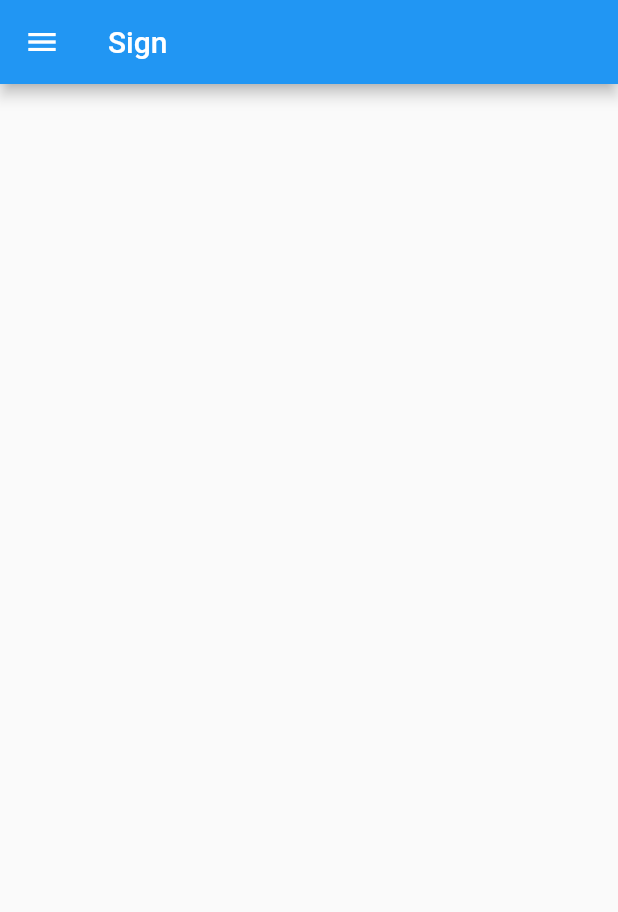
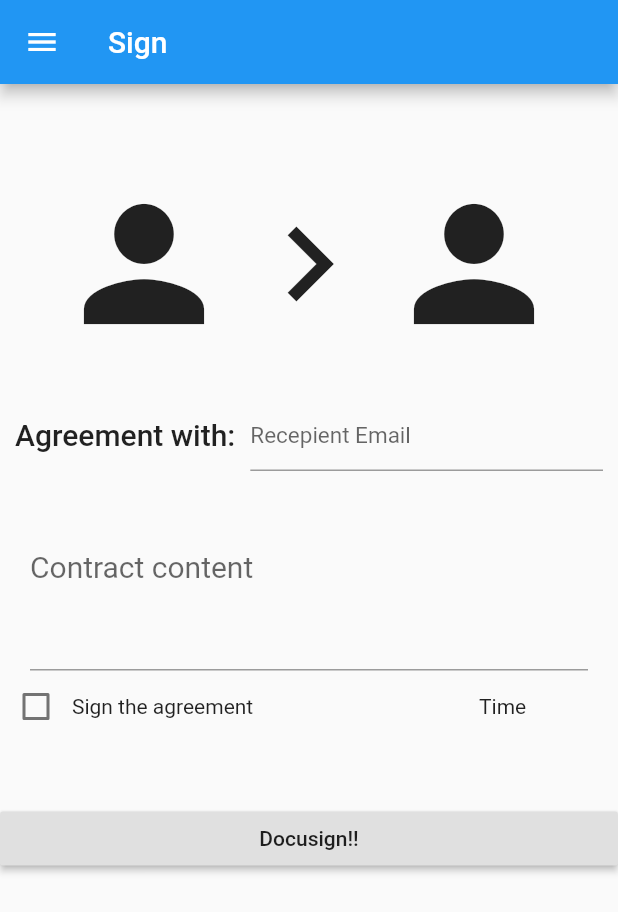
Before and after one commit to nonguyen1/SDHack, a Flutter app: the Sign screen opened directly, on a phone screen of 412 x 824 dp. Shown: the top 912 px of the screen. Run offline on Flutter 3.47's test engine with Material 2 defaults, Android fonts, the phone set to English and light mode, and no system bars; accounts and stored records are empty.

Commit message:
sign page UI

```diff
--- a/App/trust_me/lib/ui/Account.dart
+++ b/App/trust_me/lib/ui/Account.dart
@@ -143,6 +143,7 @@ class _LoginState extends State<Login> {
           // TODO: Print this on screen
           debugPrint(
               "Login Error. Response Code is ${response.statusCode} body is ${response.body}");
+          Scaffold.of(context).showSnackBar(SnackBar(content: Text('hi')));
         }
       });
     }
--- a/App/trust_me/lib/ui/Drawer.dart
+++ b/App/trust_me/lib/ui/Drawer.dart
@@ -3,7 +3,7 @@ import 'package:trust_me/util/AccountHandle.dart';
 import 'package:trust_me/ui/Sign.dart';
 import 'package:trust_me/ui/Friends.dart';
 import 'package:trust_me/ui/Agreements.dart';
-
+import 'package:trust_me/ui/WebSign.dart';
 
 getDrawer(currentBuildContext) => new Drawer(
         child: ListView(
@@ -26,5 +26,9 @@ getDrawer(currentBuildContext) => new Drawer(
           title: Row(children: <Widget>[Icon(Icons.check),Padding(padding: EdgeInsets.all(10.0)),Text("Agreements")]),
           onTap: () => Navigator.pushReplacement(currentBuildContext, MaterialPageRoute(builder: (context) => Agreements())),
         ),
+        ListTile(
+          title: Row(children: <Widget>[Icon(Icons.web_asset),Padding(padding: EdgeInsets.all(10.0)),Text("WebSign")]),
+          onTap: () => Navigator.pushReplacement(currentBuildContext, MaterialPageRoute(builder: (context) => WebSign())),
+        ),
       ],
     ));
--- a/App/trust_me/lib/ui/Sign.dart
+++ b/App/trust_me/lib/ui/Sign.dart
@@ -1,4 +1,5 @@
 import 'package:flutter/material.dart';
+
 import 'Drawer.dart';
 
 class Sign extends StatefulWidget {
@@ -7,13 +8,138 @@ class Sign extends StatefulWidget {
 }
 
 class _SignState extends State<Sign> {
+  bool signed = false;
+  final MUST_SIGN_SB = SnackBar(content: Text('Please sign the agreement'));
+  final CHECK_INPUT_SN = SnackBar(content: Text('You have to fill the recipient email and content'));
+  final SENDING_SB = SnackBar(content: Text('Sending agreement to docusign'));
+  final SENT_SB = SnackBar(content: Text('Sent'));
+  final TextEditingController _recipientController =
+      new TextEditingController();
+  final TextEditingController _descriptionController =
+      new TextEditingController();
+
   @override
   Widget build(BuildContext context) {
     return Scaffold(
-        appBar: AppBar(title: Text("Sign")),
+        appBar: AppBar(title: Text("Sign"),),
         drawer: getDrawer(context),
-        body: ListView(
-
-        ));
+        body: Builder(
+            builder: (context) => ListView(
+                  children: <Widget>[
+                    Padding(padding: EdgeInsets.all(30.0)),
+                    Row(
+                      mainAxisAlignment: MainAxisAlignment.center,
+                      children: <Widget>[
+                        Icon(
+                          Icons.person,
+                          size: 120.0,
+                        ),
+                        Column(
+                          children: <Widget>[
+                            Icon(Icons.chevron_right, size: 100.0)
+                          ],
+                        ),
+                        Icon(
+                          Icons.person,
+                          size: 120.0,
+                        ),
+                      ],
+                    ),
+                    Padding(padding: EdgeInsets.all(15.0)),
+                    Row(
+                      children: <Widget>[
+                        Padding(padding: EdgeInsets.all(5.0)),
+                        Text(
+                          "Agreement with:",
+                          style: TextStyle(
+                              fontSize: 20.0, fontWeight: FontWeight.w500),
+                        ),
+                        Padding(padding: EdgeInsets.all(5.0)),
+                        Flexible(
+                          child: TextField(
+                            controller: _recipientController,
+                            decoration:
+                                InputDecoration(hintText: "Recepient Email"),
+                            style:
+                                TextStyle(fontSize: 15.0, color: Colors.black),
+                          ),
+                        ),
+                        Padding(padding: EdgeInsets.all(5.0))
+                      ],
+                      mainAxisAlignment: MainAxisAlignment.center,
+                    ),
+                    Padding(padding: EdgeInsets.all(20.0)),
+                    Row(
+                      children: <Widget>[
+                        Padding(padding: EdgeInsets.all(10.0)),
+                        Flexible(
+                          child: TextField(
+                            keyboardType: TextInputType.multiline,
+                            controller: _descriptionController,
+                            maxLines: 3,
+                            decoration: InputDecoration(
+                              hintText: "Contract content",
+                            ),
+                            style:
+                                TextStyle(fontSize: 20.0, color: Colors.black),
+                          ),
+                        ),
+                        Padding(padding: EdgeInsets.all(10.0)),
+                      ],
+                      mainAxisAlignment: MainAxisAlignment.center,
+                    ),
+                    Row(
+                      children: <Widget>[
+                        Checkbox(
+                            value: signed,
+                            onChanged: (bool val) {
+                              setState(() {
+                                signed = val;
+                              });
+                            }),
+                        Flexible(
+                          child: Text("Sign the agreement"),
+                        ),
+                        Padding(padding: EdgeInsets.all(10.0)),
+                        Expanded(
+                            child: Row(
+                          children: <Widget>[
+                            Flexible(child: Text("Time")),
+                            Padding(padding: EdgeInsets.all(5.0))
+                          ],
+                          mainAxisAlignment: MainAxisAlignment.end,
+                        ))
+                      ],
+                      mainAxisAlignment: MainAxisAlignment.start,
+                    ),
+//            Expanded(
+//                child: Column(
+//              children: <Widget>[],
+//              mainAxisAlignment: MainAxisAlignment.end,
+//            )),
+                    Padding(padding: EdgeInsets.all(20.0)),
+                    // TODO: Fix the button placement issue
+                    RaisedButton(
+                      onPressed: () => signed
+                          ? docuSign(context)
+                          : Scaffold.of(context).showSnackBar(MUST_SIGN_SB),
+                      child: Text(
+                        "Docusign!!",
+                      ),
+                    ),
+                  ],
+                )));
+  }
+  docuSign(context) {
+    if(_recipientController.text.isEmpty || _descriptionController.text.isEmpty) {
+      Scaffold.of(context).showSnackBar(CHECK_INPUT_SN);
+      return;
+    }
+    else {
+      Scaffold.of(context).showSnackBar(SENDING_SB);
+      // TODO: Implement send
+      // Once success received
+      Scaffold.of(context).showSnackBar(SENT_SB);
+    }
   }
 }
--- /dev/null
+++ b/App/trust_me/lib/ui/WebSign.dart
@@ -0,0 +1,28 @@
+import 'package:flutter/material.dart';
+import 'package:url_launcher/url_launcher.dart';
+import 'package:trust_me/ui/Drawer.dart';
+
+class WebSign extends StatelessWidget {
+  @override
+  Widget build(BuildContext context) {
+    return Scaffold(
+      drawer: getDrawer(context),
+      body: new Center(
+        child: new RaisedButton(
+          onPressed: _launchURL,
+          child: new Text('Sign it!'),
+        ),
+      ),
+    );
+  }
+
+  _launchURL() async {
+    debugPrint("Hi");
+    const url = 'https://google.com';
+    if (await canLaunch(url)) {
+      await launch(url, forceWebView: true);
+    } else {
+      throw 'Could not launch $url';
+    }
+  }
+}
--- a/App/trust_me/pubspec.yaml
+++ b/App/trust_me/pubspec.yaml
@@ -15,6 +15,7 @@ environment:
 dependencies:
   flutter:
     sdk: flutter
+  url_launcher: ^4.0.1
 
   # The following adds the Cupertino Icons font to your application.
   # Use with the CupertinoIcons class for iOS style icons.
```
Also changed, not shown: App/trust_me/pubspec.lock, 7 other files.
